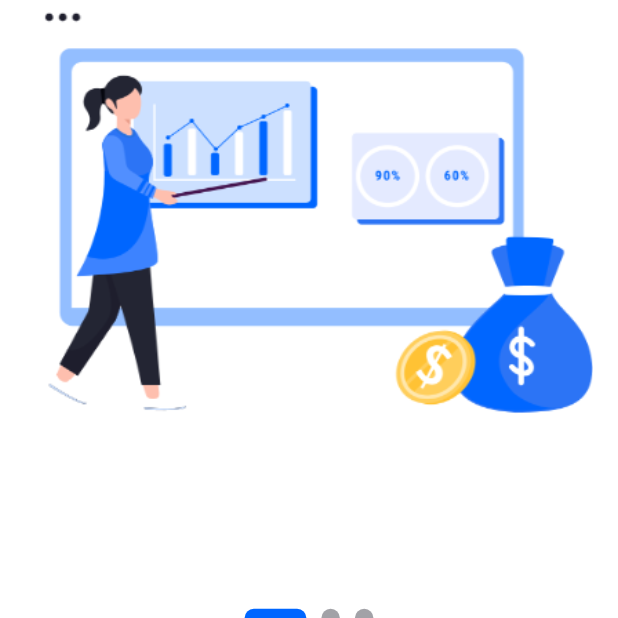
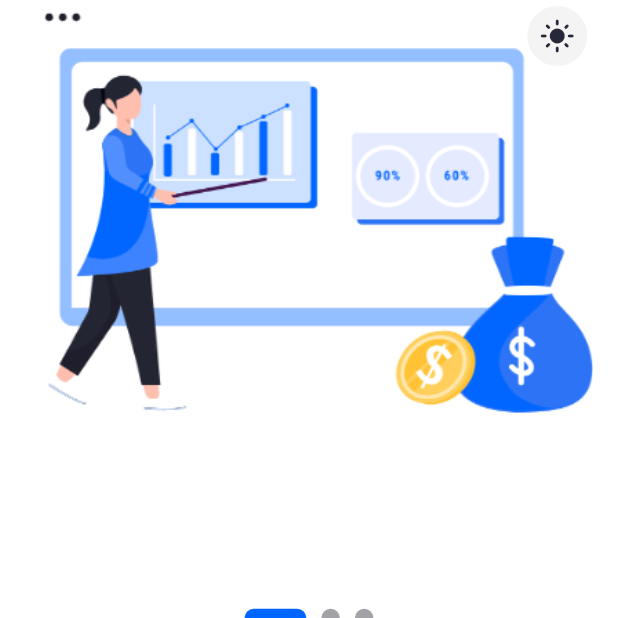
Before and after one commit to BkrTech101-InnovaMind/wist_test_app, a Flutter app: the OnBoardingScreen screen opened by its route, on a phone screen of 412 x 824 dp, the top half of it. Run offline on Flutter 3.47's test engine with Material 3 defaults, Android fonts, the phone set to English and light mode, and no system bars; our stand-ins replace cached_network_image, flutter_svg, shared_preferences; accounts and stored records are empty; network calls fail.

Commit message:
implement a theme switcher

```diff
--- a/lib/screens/on_boarding_screen.dart
+++ b/lib/screens/on_boarding_screen.dart
@@ -1,7 +1,9 @@
 import 'package:flutter/material.dart';
+import 'package:provider/provider.dart';
 import 'package:wist_test_task/components/custom_button.dart';
 import 'package:wist_test_task/components/on_boarding.dart';
 import 'package:wist_test_task/components/page_indecator.dart';
+import 'package:wist_test_task/cors/provider/theme_provider.dart';
 import 'package:wist_test_task/cors/services/state_prefs.dart';
 import 'package:wist_test_task/layout/_responsive_layout.dart';
 
@@ -73,6 +75,7 @@ class _OnBoardingScreenState extends State<OnBoardingScreen> {
 
   @override
   Widget build(BuildContext context) {
+    final themeState = Provider.of<ThemeProvider>(context);
     return Scaffold(
       body: Container(
         margin: EdgeInsets.symmetric(
@@ -105,6 +108,15 @@ class _OnBoardingScreenState extends State<OnBoardingScreen> {
                   ),
                 ),
               ),
+              Positioned(
+                right: 0,
+                child: IconButton(
+                  onPressed: () =>
+                      themeState.setDarkTheme = !themeState.getTheme,
+                  icon: Icon(
+                      themeState.getTheme ? Icons.dark_mode : Icons.light_mode),
+                ),
+              )
             ],
           ),
         ),
--- a/lib/screens/splash_screen.dart
+++ b/lib/screens/splash_screen.dart
@@ -50,7 +50,7 @@ class _SplashScreenState extends State<SplashScreen>
           mainAxisAlignment: MainAxisAlignment.center,
           children: [
             Image.asset(
-              "assets/icons/logo.png",
+              "assets/images/logo.png",
               width: MediaQuery.of(context).size.width * 0.2,
             ),
             const SizedBox(height: 20),
```
